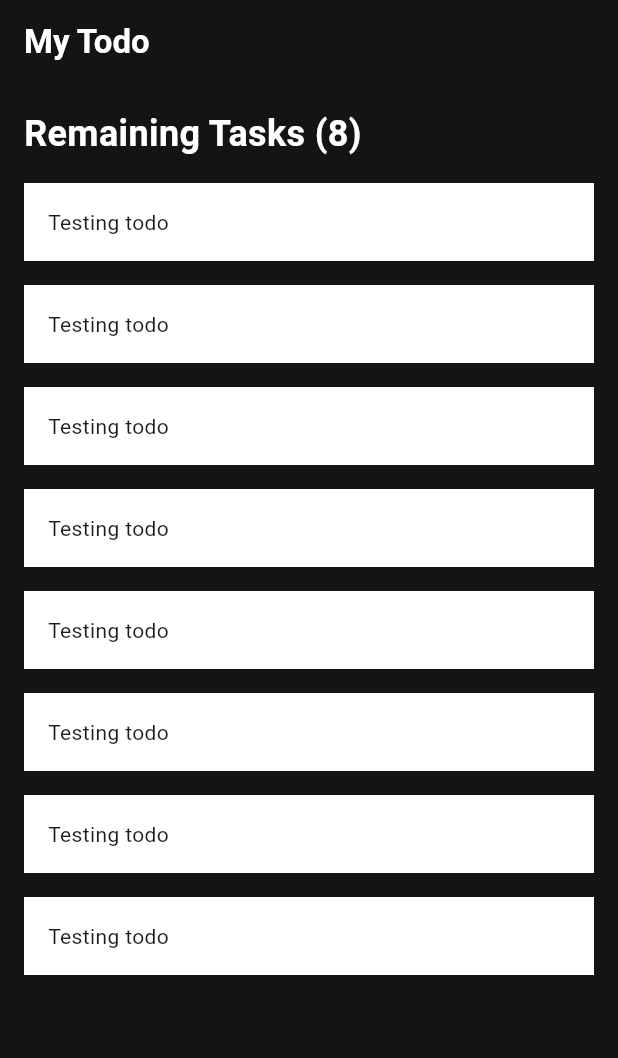
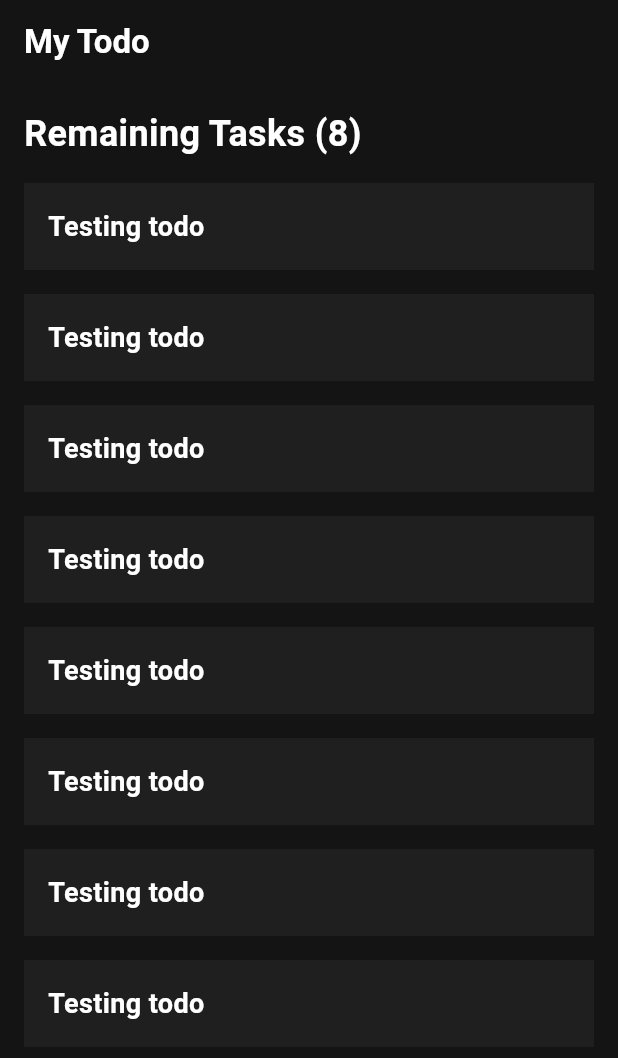
Before and after one commit to boswellbenjamin/Assignment-2-ToDo, a Flutter app: the screen it shows after launch, on a phone screen of 412 x 824 dp. Shown: the top 1058 px of the screen. Run offline on Flutter 3.47's test engine with Material 3 defaults, Android fonts, the phone set to English and light mode, and no system bars.

Commit message:
Refactor TodoList widget to enhance styling and text presentation

```diff
--- a/lib/utils/todo_tile.dart
+++ b/lib/utils/todo_tile.dart
@@ -9,8 +9,15 @@ class TodoList extends StatelessWidget {
       padding: const EdgeInsets.only(left: 16, right: 16, top: 16),
       child: Container(
         padding: const EdgeInsets.all(16),
-        child: Text('Testing todo'),
-        decoration: BoxDecoration(color: Colors.white),
+        decoration: BoxDecoration(color: Color.fromARGB(255, 31, 31, 31)),
+        child: Text(
+          'Testing todo',
+          style: TextStyle(
+            color: Colors.white,
+            fontSize: 18,
+            fontWeight: FontWeight.bold,
+          ),
+        ),
       ),
     );
   }
```
